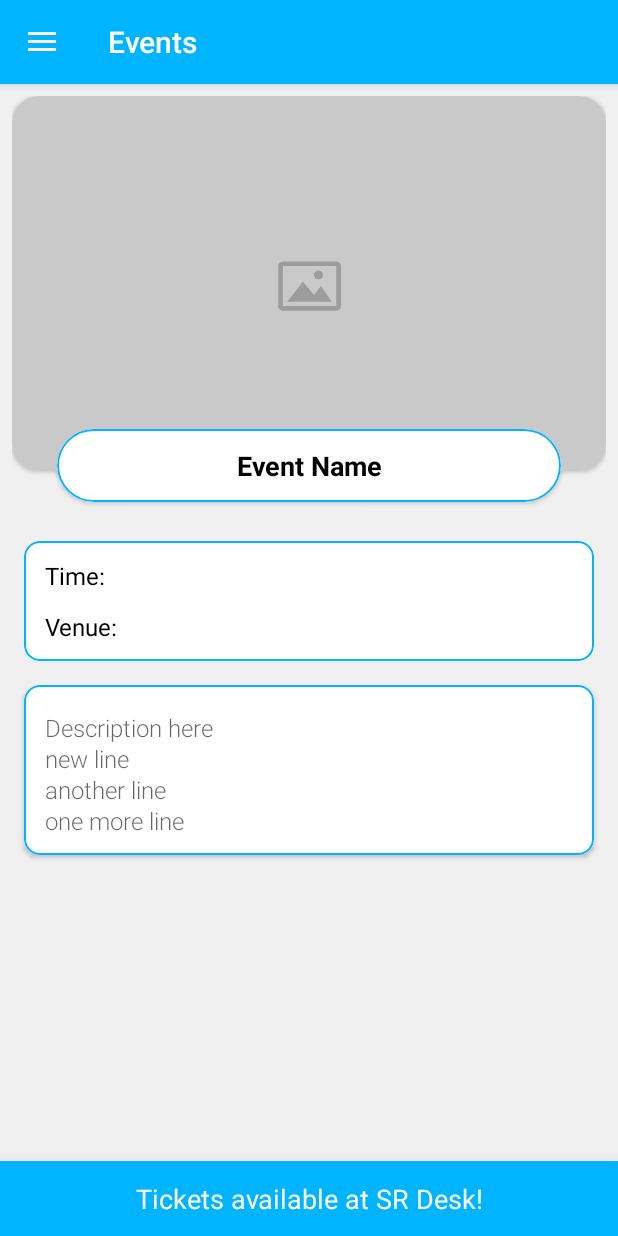
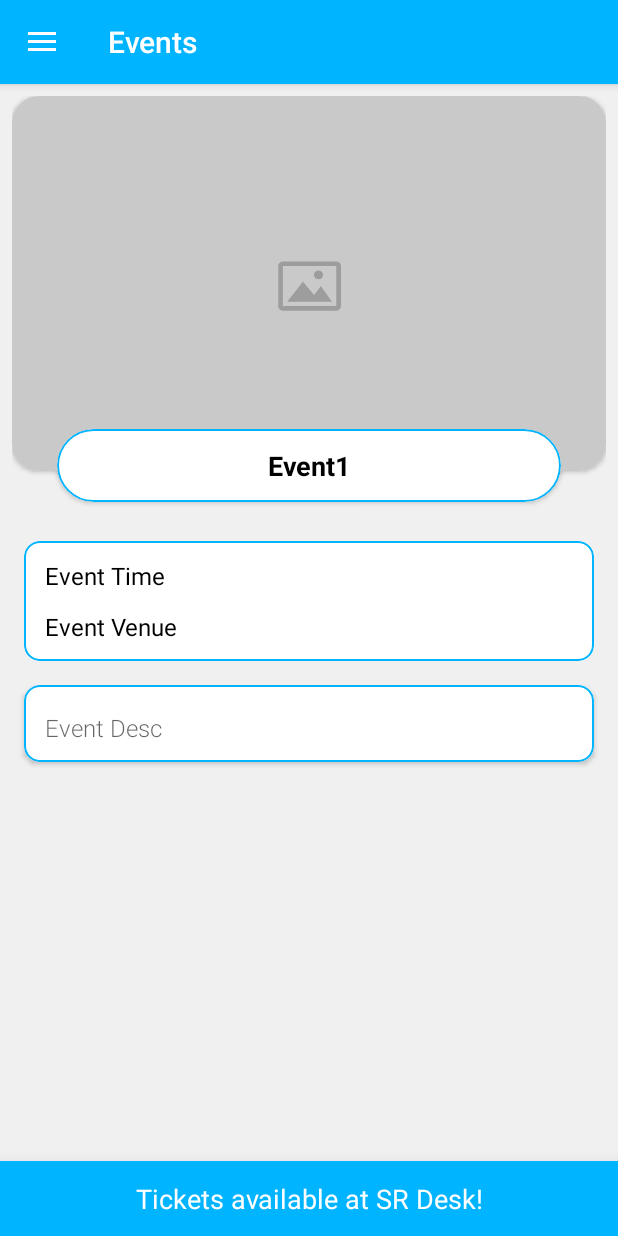
Before and after one commit to Ovenoboyo/Techela_android_2020, an Android app: the screen it shows after launch once a user with an empty profile is signed in (MainActivity), after a tap on "Event1", on a phone screen of 412 x 824 dp. Run offline under Robolectric (Android 15) with nearby library versions, the light colour scheme and no system bars; our stand-ins replace Firebase (no records; nobody signed in at launch, a user with empty details on screens opened directly), navigation-ui; pictures from the network do not load; 10 statements that could not run were skipped.

Commit message:
Pass data to EventDetailsFragment
Signed-off-by: Ovenoboyo <ovenoboyo@gmail.com>

```diff
--- a/app/src/main/java/com/example/techela/ui/EventDetails/EventDetailsFragment.java
+++ b/app/src/main/java/com/example/techela/ui/EventDetails/EventDetailsFragment.java
@@ -6,6 +6,8 @@ import android.view.Menu;
 import android.view.MenuInflater;
 import android.view.View;
 import android.view.ViewGroup;
+import android.widget.ImageView;
+import android.widget.TextView;
 
 import androidx.annotation.NonNull;
 import androidx.annotation.Nullable;
@@ -15,7 +17,11 @@ import androidx.fragment.app.Fragment;
 import com.example.techela.MainActivity;
 import com.example.techela.R;
 
+import java.util.Objects;
+
 public class EventDetailsFragment extends Fragment {
+    private String eventName = "", eventDesc = "", eventTime = "", eventVenue= "";
+    private int eventBanner = R.drawable.logo_banner;
 
     public EventDetailsFragment() {
         // Required empty public constructor
@@ -25,6 +31,14 @@ public class EventDetailsFragment extends Fragment {
     public void onCreate(@Nullable Bundle savedInstanceState) {
         super.onCreate(savedInstanceState);
         setHasOptionsMenu(true);
+        Bundle bundle = this.getArguments();
+        if (bundle != null) {
+            this.eventName = bundle.getString("eventName");
+            this.eventDesc = bundle.getString("eventDesc");
+            this.eventTime = bundle.getString("eventTime");
+            this.eventVenue = bundle.getString("eventVenue");
+            this.eventBanner = bundle.getInt("eventBanner");
+        }
     }
 
     public View onCreateView(@NonNull LayoutInflater inflater,
@@ -32,6 +46,20 @@ public class EventDetailsFragment extends Fragment {
         View root = inflater.inflate(R.layout.fragment_event_details, container, false);
         Toolbar toolbar = ((MainActivity)getActivity()).getToolbar();
         toolbar.setTitle("Events");
+
+        TextView eventNameT = root.findViewById(R.id.eventName);
+        TextView eventDescT = root.findViewById(R.id.eventDesc);
+        TextView eventTimeT = root.findViewById(R.id.eventTime);
+        TextView eventVenueT = root.findViewById(R.id.eventVenue);
+
+        ImageView eventBannerI = root.findViewById(R.id.eventBanner);
+
+        eventNameT.setText(this.eventName);
+        eventDescT.setText(this.eventDesc);
+        eventTimeT.setText(this.eventTime);
+        eventVenueT.setText(this.eventVenue);
+
+        eventBannerI.setImageDrawable(Objects.requireNonNull(getContext()).getDrawable(eventBanner));
 
         return root;
     }
--- a/app/src/main/java/com/example/techela/ui/home/HomeFragment.java
+++ b/app/src/main/java/com/example/techela/ui/home/HomeFragment.java
@@ -77,7 +77,7 @@ public class HomeFragment extends Fragment {
             @Override
             public void onClick(View v) {
                 startActivity(new Intent(Intent.ACTION_VIEW,
-                        Uri.parse("Website link goes here")));
+                        Uri.parse("https://www.google.com")));
             }
         });
         RecyclerView recyclerView = root.findViewById(R.id.eventsView);
@@ -88,6 +88,10 @@ public class HomeFragment extends Fragment {
         String[] listArray1 = getResources().getStringArray(R.array.event_title);
 
         String[] listArray2 = getResources().getStringArray(R.array.event_desc);
+
+        String[] listArray3 = getResources().getStringArray(R.array.event_time);
+
+        String[] listArray4 = getResources().getStringArray(R.array.event_venue);
 
 
         int[] bgimageArray = new int[]{
@@ -111,7 +115,7 @@ public class HomeFragment extends Fragment {
                 R.drawable.placeholder
         };
 
-        recyclerView.setAdapter(new RecyclerAdapter(getActivity(), listArray1, listArray2, imageArray, bgimageArray));
+        recyclerView.setAdapter(new RecyclerAdapter(getActivity(), listArray1, listArray2, imageArray, bgimageArray, listArray3, listArray4));
         recyclerView.setNestedScrollingEnabled(true);
         return root;
     }
--- a/app/src/main/java/com/example/techela/ui/home/RecyclerAdapter.java
+++ b/app/src/main/java/com/example/techela/ui/home/RecyclerAdapter.java
@@ -1,6 +1,7 @@
 package com.example.techela.ui.home;
 
 import android.content.Context;
+import android.os.Bundle;
 import android.util.Log;
 import android.view.LayoutInflater;
 import android.view.View;
@@ -22,16 +23,20 @@ public class RecyclerAdapter extends RecyclerView.Adapter<RecyclerAdapter.ViewHo
 
     private final String[] EventName;
     private final String[] EventDesc;
+    private final String[] EventTime;
+    private final String[] EventVenue;
     private final int[] EventPic;
     private final int[] EventBanner;
     private static LayoutInflater inflater = null;
     private FragmentActivity context;
 
-    public RecyclerAdapter(FragmentActivity Activity, String[] EventName, String[] EventDesc, int[] EventPic, int[] EventBanner) {
+    public RecyclerAdapter(FragmentActivity Activity, String[] EventName, String[] EventDesc, int[] EventPic, int[] EventBanner, String[] EventTime, String[] EventVenue) {
         this.EventName = EventName;
         this.EventDesc = EventDesc;
         this.EventPic = EventPic;
         this.EventBanner = EventBanner;
+        this.EventTime = EventTime;
+        this.EventVenue = EventVenue;
         this.context = Activity;
         inflater = (LayoutInflater) ((Context) Activity).getSystemService(Context.LAYOUT_INFLATER_SERVICE);
     }
@@ -53,6 +58,13 @@ public class RecyclerAdapter extends RecyclerView.Adapter<RecyclerAdapter.ViewHo
             @Override
             public void onClick(View v) {
                 EventDetailsFragment nextFrag= new EventDetailsFragment();
+                Bundle bundle = new Bundle();
+                bundle.putString("eventName", EventName[position]);
+                bundle.putString("eventDesc", EventDesc[position]);
+                bundle.putString("eventTime", EventTime[position]);
+                bundle.putString("eventVenue", EventVenue[position]);
+                bundle.putInt("eventBanner", EventBanner[position]);
+                nextFrag.setArguments(bundle);
                 context.getSupportFragmentManager().beginTransaction()
                         .setCustomAnimations(android.R.anim.slide_in_left, android.R.anim.slide_in_left,
                                 android.R.anim.slide_out_right, android.R.anim.slide_out_right )
--- a/app/src/main/res/layout/fragment_event_details.xml
+++ b/app/src/main/res/layout/fragment_event_details.xml
@@ -25,6 +25,7 @@
                 android:layout_height="250dp">
 
                 <ImageView
+                    android:id="@+id/eventBanner"
                     android:layout_width="match_parent"
                     android:layout_height="match_parent"
                     android:scaleType="centerCrop"
@@ -52,7 +53,7 @@
                     android:orientation="vertical">
 
                     <TextView
-                        android:id="@+id/EventName"
+                        android:id="@+id/eventName"
                         android:layout_width="match_parent"
                         android:layout_height="wrap_content"
                         android:layout_gravity="center_horizontal"
@@ -87,6 +88,7 @@
                     android:padding="12dp">
 
                     <TextView
+                        android:id="@+id/eventTime"
                         android:layout_width="match_parent"
                         android:layout_height="wrap_content"
                         android:layout_below="@id/EventBanner"
@@ -99,6 +101,7 @@
                         android:textSize="16sp" />
 
                     <TextView
+                        android:id="@+id/eventVenue"
                         android:layout_width="match_parent"
                         android:layout_height="wrap_content"
                         android:lineSpacingMultiplier="1.1"
@@ -129,6 +132,7 @@
                     android:padding="12dp">
 
                     <TextView
+                        android:id="@+id/eventDesc"
                         android:layout_width="match_parent"
                         android:layout_height="wrap_content"
                         android:lineSpacingMultiplier="1.1"
--- a/app/src/main/res/values/arrays.xml
+++ b/app/src/main/res/values/arrays.xml
@@ -11,7 +11,6 @@
      limitations under the License.
 -->
 <resources xmlns:xliff="urn:oasis:names:tc:xliff:document:1.2">
-    <!-- Maintainers -->
     <string-array name="event_title" translatable="false">
         <item>Event1</item>
         <item>Event2</item>
@@ -22,7 +21,6 @@
         <item>Event7</item>
     </string-array>
 
-    <!-- Devices maintained by maintainer -->
     <string-array name="event_desc" translatable="false">
         <item>Event Desc</item>
         <item>Event Desc</item>
@@ -33,4 +31,26 @@
         <item>Event Desc</item>
     </string-array>
 
+    <string-array name="event_time" translatable="false">
+        <item>Event Time</item>
+        <item>Event Time</item>
+        <item>Event Time</item>
+        <item>Event Time</item>
+        <item>Event Time</item>
+        <item>Event Time</item>
+        <item>Event Time</item>
+
+
+    </string-array>
+    <string-array name="event_venue" translatable="false">
+        <item>Event Venue</item>
+        <item>Event Venue</item>
+        <item>Event Venue</item>
+        <item>Event Venue</item>
+        <item>Event Venue</item>
+        <item>Event Venue</item>
+        <item>Event Venue</item>
+    </string-array>
+
+
 </resources>
```
